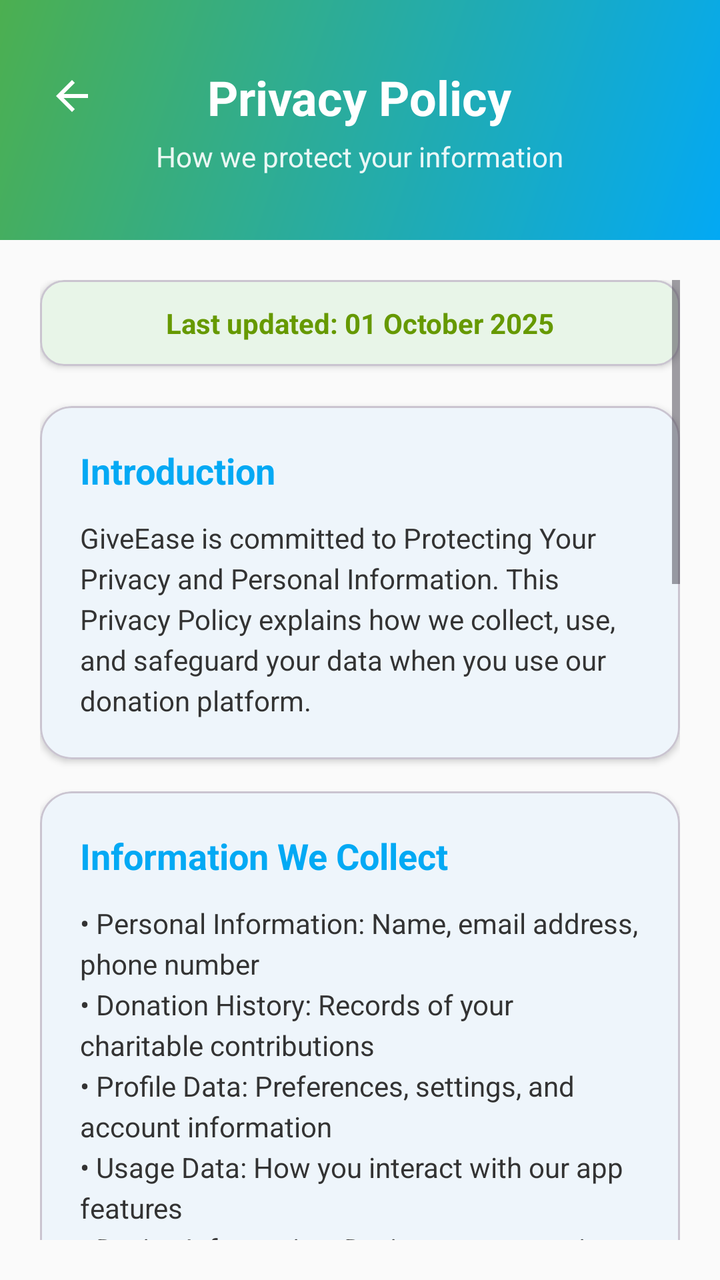
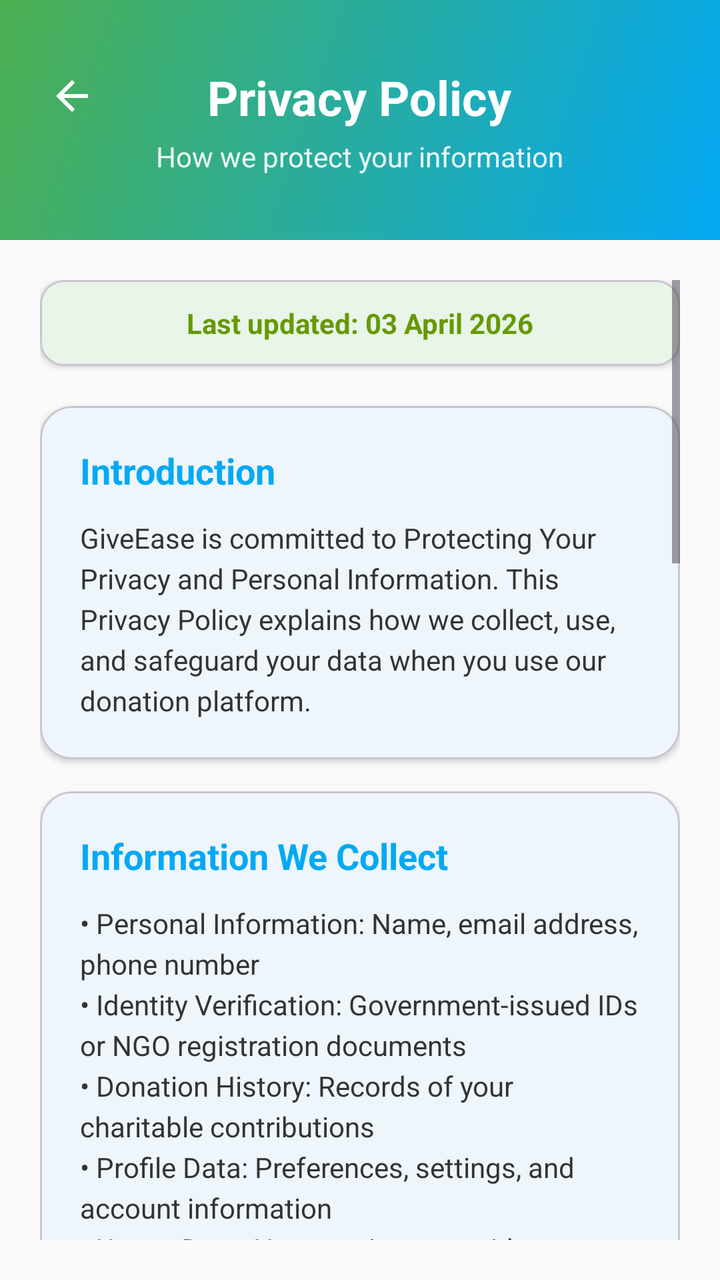

Screens rendered from an Android XML layout before and after an edit, with the pre-edit source and the edit as a unified diff.
<!-- AndroidManifest.xml: application theme Theme.GiveEase -->
<!-- res/layout/fragment_privacy_policy.xml -->
<?xml version="1.0" encoding="utf-8"?>
<LinearLayout xmlns:android="http://schemas.android.com/apk/res/android"
    xmlns:app="http://schemas.android.com/apk/res-auto"
    android:layout_width="match_parent"
    android:layout_height="match_parent"
    android:orientation="vertical"
    android:background="@color/background">

    <RelativeLayout
        android:layout_width="match_parent"
        android:layout_height="120dp"
        android:background="@drawable/home_header_gradient"
        android:paddingHorizontal="20dp"
        android:paddingTop="16dp">

        <ImageView
            android:id="@+id/btnBack"
            android:layout_width="32dp"
            android:layout_height="32dp"
            android:layout_alignParentTop="true"
            android:layout_marginTop="16dp"
            android:background="?attr/selectableItemBackgroundBorderless"
            android:clickable="true"
            android:contentDescription="Back"
            android:focusable="true"
            android:padding="4dp"
            android:src="@drawable/ic_back"
            app:tint="@android:color/white" />

        <LinearLayout
            android:layout_width="wrap_content"
            android:layout_height="wrap_content"
            android:layout_centerInParent="true"
            android:orientation="vertical"
            android:gravity="center">

            <TextView
                android:layout_width="wrap_content"
                android:layout_height="wrap_content"
                android:text="Privacy Policy"
                android:textSize="24sp"
                android:textStyle="bold"
                android:textColor="@android:color/white" />

            <TextView
                android:layout_width="wrap_content"
                android:layout_height="wrap_content"
                android:text="How we protect your information"
                android:textSize="14sp"
                android:textColor="@android:color/white"
                android:alpha="0.9"
                android:layout_marginTop="4dp" />
        </LinearLayout>
    </RelativeLayout>

    <ScrollView
        android:layout_width="match_parent"
        android:layout_height="0dp"
        android:layout_weight="1"
        android:padding="20dp">

        <LinearLayout
            android:layout_width="match_parent"
            android:layout_height="wrap_content"
            android:orientation="vertical">

            <com.google.android.material.card.MaterialCardView
                android:layout_width="match_parent"
                android:layout_height="wrap_content"
                android:layout_marginBottom="20dp"
                app:cardCornerRadius="12dp"
                app:cardElevation="2dp"
                app:cardBackgroundColor="#E8F5E8">

                <TextView
                    android:layout_width="match_parent"
                    android:layout_height="wrap_content"
                    android:text="Last updated: 01 October 2025"
                    android:textSize="14sp"
                    android:textColor="@android:color/holo_green_dark"
                    android:textStyle="bold"
                    android:gravity="center"
                    android:padding="12dp" />
            </com.google.android.material.card.MaterialCardView>

            <com.google.android.material.card.MaterialCardView
                android:layout_width="match_parent"
                android:layout_height="wrap_content"
                android:layout_marginBottom="16dp"
                app:cardCornerRadius="16dp"
                app:cardElevation="2dp"
                app:cardBackgroundColor="@android:color/white">

                <LinearLayout
                    android:layout_width="match_parent"
                    android:layout_height="wrap_content"
                    android:orientation="vertical"
                    android:padding="20dp">

                    <TextView
                        android:layout_width="wrap_content"
                        android:layout_height="wrap_content"
                        android:text="Introduction"
                        android:textSize="18sp"
                        android:textStyle="bold"
                        android:textColor="@color/secondary"
                        android:layout_marginBottom="12dp" />

                    <TextView
                        android:layout_width="match_parent"
                        android:layout_height="wrap_content"
                        android:text="GiveEase is committed to Protecting Your Privacy and Personal Information. This Privacy Policy explains how we collect, use, and safeguard your data when you use our donation platform."
                        android:textSize="14sp"
                        android:textColor="#333333"
                        android:lineSpacingExtra="4dp" />
                </LinearLayout>
            </com.google.android.material.card.MaterialCardView>

            <com.google.android.material.card.MaterialCardView
                android:layout_width="match_parent"
                android:layout_height="wrap_content"
                android:layout_marginBottom="16dp"
                app:cardCornerRadius="16dp"
                app:cardElevation="2dp"
                app:cardBackgroundColor="@android:color/white">

                <LinearLayout
                    android:layout_width="match_parent"
                    android:layout_height="wrap_content"
                    android:orientation="vertical"
                    android:padding="20dp">

                    <TextView
                        android:layout_width="wrap_content"
                        android:layout_height="wrap_content"
                        android:text="Information We Collect"
                        android:textSize="18sp"
                        android:textStyle="bold"
                        android:textColor="@color/secondary"
                        android:layout_marginBottom="12dp" />

                    <TextView
                        android:layout_width="match_parent"
                        android:layout_height="wrap_content"
                        android:text="• Personal Information: Name, email address, phone number\n• Donation History: Records of your charitable contributions\n• Profile Data: Preferences, settings, and account information\n• Usage Data: How you interact with our app features\n• Device Information: Device type, operating system, app version"
                        android:textSize="14sp"
                        android:textColor="#333333"
                        android:lineSpacingExtra="4dp" />
                </LinearLayout>
            </com.google.android.material.card.MaterialCardView>

            <com.google.android.material.card.MaterialCardView
                android:layout_width="match_parent"
                android:layout_height="wrap_content"
                android:layout_marginBottom="16dp"
                app:cardCornerRadius="16dp"
                app:cardElevation="2dp"
                app:cardBackgroundColor="@android:color/white">

                <LinearLayout
                    android:layout_width="match_parent"
                    android:layout_height="wrap_content"
                    android:orientation="vertical"
                    android:padding="20dp">

                    <TextView
                        android:layout_width="wrap_content"
                        android:layout_height="wrap_content"
                        android:text="How We Use Your Information"
                        android:textSize="18sp"
                        android:textStyle="bold"
                        android:textColor="@color/secondary"
                        android:layout_marginBottom="12dp" />

                    <TextView
                        android:layout_width="match_parent"
                        android:layout_height="wrap_content"
                        android:text="• Facilitate donations and connect donors with NGOs\n• Process and track your charitable contributions\n• Send notifications about donation updates\n• Improve our platform and user experience\n• Provide customer support and assistance\n• Comply with legal requirements and regulations"
                        android:textSize="14sp"
                        android:textColor="#333333"
                        android:lineSpacingExtra="4dp" />
                </LinearLayout>
            </com.google.android.material.card.MaterialCardView>

            <com.google.android.material.card.MaterialCardView
                android:layout_width="match_parent"
                android:layout_height="wrap_content"
                android:layout_marginBottom="16dp"
                app:cardCornerRadius="16dp"
                app:cardElevation="2dp"
                app:cardBackgroundColor="@android:color/white">

                <LinearLayout
                    android:layout_width="match_parent"
                    android:layout_height="wrap_content"
                    android:orientation="vertical"
                    android:padding="20dp">

                    <TextView
                        android:layout_width="wrap_content"
                        android:layout_height="wrap_content"
                        android:text="Data Security"
                        android:textSize="18sp"
                        android:textStyle="bold"
                        android:textColor="@color/secondary"
                        android:layout_marginBottom="12dp" />

                    <TextView
                        android:layout_width="match_parent"
                        android:layout_height="wrap_content"
                        android:text="We implement Industry-Standard Security measures to Protect Your Personal Information:\n\n• Encrypted data transmission using SSL/TLS\n• Secure cloud storage with Firebase\n• Regular security audits and updates\n• Limited access to personal data by staff\n• Two-factor authentication options"
                        android:textSize="14sp"
                        android:textColor="#333333"
                        android:lineSpacingExtra="4dp" />
                </LinearLayout>
            </com.google.android.material.card.MaterialCardView>

            <com.google.android.material.card.MaterialCardView
                android:layout_width="match_parent"
                android:layout_height="wrap_content"
                android:layout_marginBottom="16dp"
                app:cardCornerRadius="16dp"
                app:cardElevation="2dp"
                app:cardBackgroundColor="@android:color/white">

                <LinearLayout
                    android:layout_width="match_parent"
                    android:layout_height="wrap_content"
                    android:orientation="vertical"
                    android:padding="20dp">

                    <TextView
                        android:layout_width="wrap_content"
                        android:layout_height="wrap_content"
                        android:text="Your Rights"
                        android:textSize="18sp"
                        android:textStyle="bold"
                        android:textColor="@color/secondary"
                        android:layout_marginBottom="12dp" />

                    <TextView
                        android:layout_width="match_parent"
                        android:layout_height="wrap_content"
                        android:text="You have the right to:\n\n• Access your personal information\n• Update or correct your data\n• Delete your account and data\n• Opt-out of marketing communications\n• Request data portability\n• File complaints with data protection authorities"
                        android:textSize="14sp"
                        android:textColor="#333333"
                        android:lineSpacingExtra="4dp" />
                </LinearLayout>
            </com.google.android.material.card.MaterialCardView>

            <com.google.android.material.card.MaterialCardView
                android:layout_width="match_parent"
                android:layout_height="wrap_content"
                android:layout_marginBottom="32dp"
                app:cardCornerRadius="16dp"
                app:cardElevation="0dp"
                app:strokeWidth="1dp"
                app:strokeColor="#E3F2FD"
                app:cardBackgroundColor="#F8FDFF">

                <LinearLayout
                    android:layout_width="match_parent"
                    android:layout_height="wrap_content"
                    android:orientation="vertical"
                    android:padding="20dp">

                    <TextView
                        android:layout_width="wrap_content"
                        android:layout_height="wrap_content"
                        android:text="Questions About Privacy?"
                        android:textSize="18sp"
                        android:textStyle="bold"
                        android:textColor="@color/secondary"
                        android:layout_marginBottom="12dp" />

                    <TextView
                        android:layout_width="match_parent"
                        android:layout_height="wrap_content"
                        android:text="If you have any questions about this Privacy Policy or how we handle your data, please contact us at:\n\nEmail: giveeaseapp@gmail.com\nPhone: +92-311-1223381"
                        android:textSize="14sp"
                        android:textColor="#666666"
                        android:lineSpacingExtra="4dp" />
                </LinearLayout>
            </com.google.android.material.card.MaterialCardView>
        </LinearLayout>
    </ScrollView>
</LinearLayout>
<!-- resources referenced by this layout -->
<resources>
  <color name="background">#FAFAFA</color>
  <color name="secondary">#03A9F4</color>
  <!-- drawable home_header_gradient (drawable) -->
  <shape xmlns:android="http://schemas.android.com/apk/res/android">
      <gradient
          android:angle="135"
          android:startColor="@color/secondary"
          android:endColor="@color/primary"
          android:type="linear" />
  </shape>
  <!-- drawable ic_back (drawable) -->
  <vector xmlns:android="http://schemas.android.com/apk/res/android"
      android:width="24dp"
      android:height="24dp"
      android:viewportWidth="24"
      android:viewportHeight="24">
      <path
          android:fillColor="#FF000000"
          android:pathData="M20,11H7.83l5.59,-5.59L12,4l-8,8 8,8 1.41,-1.41L7.83,13H20v-2z"/>
  </vector>
  <style name="Theme.GiveEase" parent="Theme.Material3.Light.NoActionBar">
          
          <item name="colorPrimary">@color/primary_blue</item>
          <item name="colorOnPrimary">@color/white</item>
          <item name="colorSecondary">@color/teal_200</item>
          <item name="colorOnSecondary">@color/black</item>
  
          
          <item name="android:windowBackground">@color/background</item>
          <item name="colorSurface">@color/surface</item>
          <item name="colorOnSurface">@color/onSurface</item>
          <item name="colorOnBackground">@color/onBackground</item>
  
          
          <item name="android:statusBarColor" tools:targetApi="l">?attr/colorPrimary</item>
  
      </style>
  <color name="primary">#4CAF50</color>
  <color name="primary_blue">#1976D2</color>
  <color name="white">#FFFFFFFF</color>
  <color name="teal_200">#FF03DAC5</color>
  <color name="black">#FF000000</color>
  <color name="surface">#FFFFFF</color>
  <color name="onSurface">#212121</color>
  <color name="onBackground">#212121</color>
</resources>

<!-- the commit's change to res/layout/fragment_privacy_policy.xml (unified diff, before → after) -->
@@ -75,7 +75,7 @@
                 <TextView
                     android:layout_width="match_parent"
                     android:layout_height="wrap_content"
-                    android:text="Last updated: 01 October 2025"
+                    android:text="Last updated: 03 April 2026"
                     android:textSize="14sp"
                     android:textColor="@android:color/holo_green_dark"
                     android:textStyle="bold"
@@ -130,88 +130,88 @@
                     android:orientation="vertical"
                     android:padding="20dp">
 
-                    <TextView
-                        android:layout_width="wrap_content"
-                        android:layout_height="wrap_content"
-                        android:text="Information We Collect"
-                        android:textSize="18sp"
-                        android:textStyle="bold"
-                        android:textColor="@color/secondary"
-                        android:layout_marginBottom="12dp" />
-
-                    <TextView
-                        android:layout_width="match_parent"
-                        android:layout_height="wrap_content"
-                        android:text="• Personal Information: Name, email address, phone number\n• Donation History: Records of your charitable contributions\n• Profile Data: Preferences, settings, and account information\n• Usage Data: How you interact with our app features\n• Device Information: Device type, operating system, app version"
-                        android:textSize="14sp"
-                        android:textColor="#333333"
-                        android:lineSpacingExtra="4dp" />
-                </LinearLayout>
-            </com.google.android.material.card.MaterialCardView>
-
-            <com.google.android.material.card.MaterialCardView
-                android:layout_width="match_parent"
-                android:layout_height="wrap_content"
-                android:layout_marginBottom="16dp"
-                app:cardCornerRadius="16dp"
-                app:cardElevation="2dp"
-                app:cardBackgroundColor="@android:color/white">
-
-                <LinearLayout
-                    android:layout_width="match_parent"
-                    android:layout_height="wrap_content"
-                    android:orientation="vertical"
-                    android:padding="20dp">
-
-                    <TextView
-                        android:layout_width="wrap_content"
-                        android:layout_height="wrap_content"
-                        android:text="How We Use Your Information"
-                        android:textSize="18sp"
-                        android:textStyle="bold"
-                        android:textColor="@color/secondary"
-                        android:layout_marginBottom="12dp" />
-
-                    <TextView
-                        android:layout_width="match_parent"
-                        android:layout_height="wrap_content"
-                        android:text="• Facilitate donations and connect donors with NGOs\n• Process and track your charitable contributions\n• Send notifications about donation updates\n• Improve our platform and user experience\n• Provide customer support and assistance\n• Comply with legal requirements and regulations"
-                        android:textSize="14sp"
-                        android:textColor="#333333"
-                        android:lineSpacingExtra="4dp" />
-                </LinearLayout>
-            </com.google.android.material.card.MaterialCardView>
-
-            <com.google.android.material.card.MaterialCardView
-                android:layout_width="match_parent"
-                android:layout_height="wrap_content"
-                android:layout_marginBottom="16dp"
-                app:cardCornerRadius="16dp"
-                app:cardElevation="2dp"
-                app:cardBackgroundColor="@android:color/white">
-
-                <LinearLayout
-                    android:layout_width="match_parent"
-                    android:layout_height="wrap_content"
-                    android:orientation="vertical"
-                    android:padding="20dp">
-
-                    <TextView
-                        android:layout_width="wrap_content"
-                        android:layout_height="wrap_content"
-                        android:text="Data Security"
-                        android:textSize="18sp"
-                        android:textStyle="bold"
-                        android:textColor="@color/secondary"
-                        android:layout_marginBottom="12dp" />
-
-                    <TextView
-                        android:layout_width="match_parent"
-                        android:layout_height="wrap_content"
-                        android:text="We implement Industry-Standard Security measures to Protect Your Personal Information:\n\n• Encrypted data transmission using SSL/TLS\n• Secure cloud storage with Firebase\n• Regular security audits and updates\n• Limited access to personal data by staff\n• Two-factor authentication options"
-                        android:textSize="14sp"
-                        android:textColor="#333333"
-                        android:lineSpacingExtra="4dp" />
+                        <TextView
+                            android:layout_width="wrap_content"
+                            android:layout_height="wrap_content"
+                            android:text="Information We Collect"
+                            android:textSize="18sp"
+                            android:textStyle="bold"
+                            android:textColor="@color/secondary"
+                            android:layout_marginBottom="12dp" />
+
+                        <TextView
+                            android:layout_width="match_parent"
+                            android:layout_height="wrap_content"
+                            android:text="• Personal Information: Name, email address, phone number\n• Identity Verification: Government-issued IDs or NGO registration documents\n• Donation History: Records of your charitable contributions\n• Profile Data: Preferences, settings, and account information\n• Usage Data: How you interact with our app features\n• Device Information: Device type, operating system, app version"
+                            android:textSize="14sp"
+                            android:textColor="#333333"
+                            android:lineSpacingExtra="4dp" />
+                    </LinearLayout>
+                </com.google.android.material.card.MaterialCardView>
+
+                <com.google.android.material.card.MaterialCardView
+                    android:layout_width="match_parent"
+                    android:layout_height="wrap_content"
+                    android:layout_marginBottom="16dp"
+                    app:cardCornerRadius="16dp"
+                    app:cardElevation="2dp"
+                    app:cardBackgroundColor="@android:color/white">
+
+                    <LinearLayout
+                        android:layout_width="match_parent"
+                        android:layout_height="wrap_content"
+                        android:orientation="vertical"
+                        android:padding="20dp">
+
+                        <TextView
+                            android:layout_width="wrap_content"
+                            android:layout_height="wrap_content"
+                            android:text="How We Use Your Information"
+                            android:textSize="18sp"
+                            android:textStyle="bold"
+                            android:textColor="@color/secondary"
+                            android:layout_marginBottom="12dp" />
+
+                        <TextView
+                            android:layout_width="match_parent"
+                            android:layout_height="wrap_content"
+                            android:text="• Verify user identity to ensure a secure giving ecosystem\n• Facilitate donations and connect donors with NGOs\n• Process and track your physical and monetary contributions\n• Send notifications about donation updates\n• Improve our platform and user experience\n• Comply with legal requirements and regulations"
+                            android:textSize="14sp"
+                            android:textColor="#333333"
+                            android:lineSpacingExtra="4dp" />
+                    </LinearLayout>
+                </com.google.android.material.card.MaterialCardView>
+
+                <com.google.android.material.card.MaterialCardView
+                    android:layout_width="match_parent"
+                    android:layout_height="wrap_content"
+                    android:layout_marginBottom="16dp"
+                    app:cardCornerRadius="16dp"
+                    app:cardElevation="2dp"
+                    app:cardBackgroundColor="@android:color/white">
+
+                    <LinearLayout
+                        android:layout_width="match_parent"
+                        android:layout_height="wrap_content"
+                        android:orientation="vertical"
+                        android:padding="20dp">
+
+                        <TextView
+                            android:layout_width="wrap_content"
+                            android:layout_height="wrap_content"
+                            android:text="Data Security"
+                            android:textSize="18sp"
+                            android:textStyle="bold"
+                            android:textColor="@color/secondary"
+                            android:layout_marginBottom="12dp" />
+
+                        <TextView
+                            android:layout_width="match_parent"
+                            android:layout_height="wrap_content"
+                            android:text="We implement Industry-Standard Security measures to Protect Your Personal Information:\n\n• Identity Verification documents are exclusively processed and reviewed by authorized administrators\n• Encrypted data transmission using SSL/TLS\n• Secure cloud storage with Firebase\n• Regular security audits and updates\n• Limited access to personal data by staff\n• Two-factor authentication options"
+                            android:textSize="14sp"
+                            android:textColor="#333333"
+                            android:lineSpacingExtra="4dp" />
                 </LinearLayout>
             </com.google.android.material.card.MaterialCardView>
 
